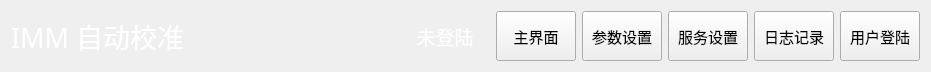
ChinaClever/ScalePoint, file IMM-CalibrateTool/IMM-CalibrateTool/navbarwid.ui: the form before one commit.
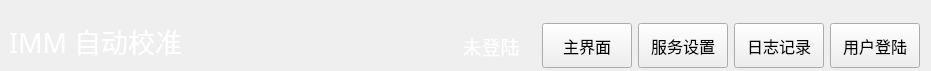
The form after the commit.

What changed in the file:
```diff
--- a/IMM-CalibrateTool/IMM-CalibrateTool/navbarwid.ui
+++ b/IMM-CalibrateTool/IMM-CalibrateTool/navbarwid.ui
@@ -7,13 +7,75 @@
     <x>0</x>
     <y>0</y>
     <width>931</width>
-    <height>72</height>
+    <height>71</height>
    </rect>
   </property>
   <property name="windowTitle">
    <string>Form</string>
   </property>
   <layout class="QGridLayout" name="gridLayout">
+   <property name="leftMargin">
+    <number>9</number>
+   </property>
+   <property name="topMargin">
+    <number>21</number>
+   </property>
+   <property name="bottomMargin">
+    <number>0</number>
+   </property>
+   <item row="0" column="0">
+    <widget class="QLabel" name="label">
+     <property name="minimumSize">
+      <size>
+       <width>0</width>
+       <height>50</height>
+      </size>
+     </property>
+     <property name="font">
+      <font>
+       <family>微软雅黑</family>
+       <pointsize>20</pointsize>
+      </font>
+     </property>
+     <property name="styleSheet">
+      <string notr="true">color: rgb(255, 255, 255);</string>
+     </property>
+     <property name="text">
+      <string>IMM 自动校准</string>
+     </property>
+     <property name="alignment">
+      <set>Qt::AlignLeading|Qt::AlignLeft|Qt::AlignTop</set>
+     </property>
+    </widget>
+   </item>
+   <item row="0" column="2">
+    <widget class="QLabel" name="userLab">
+     <property name="minimumSize">
+      <size>
+       <width>90</width>
+       <height>0</height>
+      </size>
+     </property>
+     <property name="font">
+      <font>
+       <family>微软雅黑</family>
+       <pointsize>14</pointsize>
+      </font>
+     </property>
+     <property name="contextMenuPolicy">
+      <enum>Qt::PreventContextMenu</enum>
+     </property>
+     <property name="styleSheet">
+      <string notr="true">color: rgb(255, 255, 255);</string>
+     </property>
+     <property name="text">
+      <string>未登陆</string>
+     </property>
+     <property name="alignment">
+      <set>Qt::AlignCenter</set>
+     </property>
+    </widget>
+   </item>
    <item row="0" column="1">
     <spacer name="horizontalSpacer">
      <property name="orientation">
@@ -28,36 +90,23 @@
     </spacer>
    </item>
    <item row="0" column="6">
-    <widget class="QPushButton" name="logBtn">
-     <property name="maximumSize">
-      <size>
-       <width>200</width>
-       <height>50</height>
-      </size>
-     </property>
-     <property name="font">
-      <font>
-       <family>微软雅黑</family>
-       <pointsize>11</pointsize>
-      </font>
-     </property>
-     <property name="text">
-      <string>日志记录</string>
-     </property>
-    </widget>
-   </item>
-   <item row="0" column="7">
     <widget class="QPushButton" name="loginBtn">
+     <property name="minimumSize">
+      <size>
+       <width>90</width>
+       <height>0</height>
+      </size>
+     </property>
      <property name="maximumSize">
       <size>
-       <width>200</width>
-       <height>50</height>
+       <width>230</width>
+       <height>45</height>
       </size>
      </property>
      <property name="font">
       <font>
        <family>微软雅黑</family>
-       <pointsize>11</pointsize>
+       <pointsize>12</pointsize>
       </font>
      </property>
      <property name="text">
@@ -67,16 +116,22 @@
    </item>
    <item row="0" column="3">
     <widget class="QPushButton" name="homeBtn">
+     <property name="minimumSize">
+      <size>
+       <width>90</width>
+       <height>0</height>
+      </size>
+     </property>
      <property name="maximumSize">
       <size>
-       <width>200</width>
-       <height>50</height>
+       <width>230</width>
+       <height>45</height>
       </size>
      </property>
      <property name="font">
       <font>
        <family>微软雅黑</family>
-       <pointsize>11</pointsize>
+       <pointsize>12</pointsize>
       </font>
      </property>
      <property name="text">
@@ -85,52 +140,23 @@
     </widget>
    </item>
    <item row="0" column="4">
-    <widget class="QPushButton" name="dataBtn">
-     <property name="maximumSize">
-      <size>
-       <width>200</width>
-       <height>50</height>
-      </size>
-     </property>
-     <property name="font">
-      <font>
-       <family>微软雅黑</family>
-       <pointsize>11</pointsize>
-      </font>
-     </property>
-     <property name="text">
-      <string>参数设置</string>
-     </property>
-    </widget>
-   </item>
-   <item row="0" column="0">
-    <widget class="QLabel" name="label">
-     <property name="font">
-      <font>
-       <family>微软雅黑</family>
-       <pointsize>20</pointsize>
-      </font>
-     </property>
-     <property name="styleSheet">
-      <string notr="true">color: rgb(255, 255, 255);</string>
-     </property>
-     <property name="text">
-      <string>IMM 自动校准</string>
-     </property>
-    </widget>
-   </item>
-   <item row="0" column="5">
     <widget class="QPushButton" name="setBtn">
+     <property name="minimumSize">
+      <size>
+       <width>90</width>
+       <height>0</height>
+      </size>
+     </property>
      <property name="maximumSize">
       <size>
-       <width>200</width>
-       <height>50</height>
+       <width>230</width>
+       <height>45</height>
       </size>
      </property>
      <property name="font">
       <font>
        <family>微软雅黑</family>
-       <pointsize>11</pointsize>
+       <pointsize>12</pointsize>
       </font>
      </property>
      <property name="text">
@@ -138,31 +164,28 @@
      </property>
     </widget>
    </item>
-   <item row="0" column="2">
-    <widget class="QLabel" name="userLab">
+   <item row="0" column="5">
+    <widget class="QPushButton" name="logBtn">
      <property name="minimumSize">
       <size>
        <width>90</width>
        <height>0</height>
       </size>
      </property>
+     <property name="maximumSize">
+      <size>
+       <width>230</width>
+       <height>45</height>
+      </size>
+     </property>
      <property name="font">
       <font>
        <family>微软雅黑</family>
-       <pointsize>14</pointsize>
+       <pointsize>12</pointsize>
       </font>
      </property>
-     <property name="contextMenuPolicy">
-      <enum>Qt::PreventContextMenu</enum>
-     </property>
-     <property name="styleSheet">
-      <string notr="true">color: rgb(255, 255, 255);</string>
-     </property>
      <property name="text">
-      <string>未登陆</string>
-     </property>
-     <property name="alignment">
-      <set>Qt::AlignCenter</set>
+      <string>日志记录</string>
      </property>
     </widget>
    </item>
```
